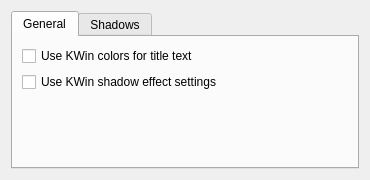
KDE/smaragd, file src/config/kwin_smaragd_dialog.ui: the form before one commit.
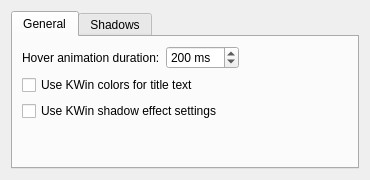
The form after the commit. Custom widgets are drawn as their Qt base class.

Commit message: Add simple hover animation

```diff
--- a/src/config/kwin_smaragd_dialog.ui
+++ b/src/config/kwin_smaragd_dialog.ui
@@ -20,34 +20,47 @@
       <attribute name="title">
        <string>General</string>
       </attribute>
-      <layout class="QVBoxLayout" name="verticalLayout_3">
-       <item>
+      <layout class="QFormLayout" name="formLayout_3">
+       <property name="fieldGrowthPolicy">
+        <enum>QFormLayout::ExpandingFieldsGrow</enum>
+       </property>
+       <item row="1" column="0">
+        <widget class="QLabel" name="label_9">
+         <property name="text">
+          <string>Hover animation duration:</string>
+         </property>
+        </widget>
+       </item>
+       <item row="1" column="1">
+        <widget class="QSpinBox" name="cm_HoverDuration">
+         <property name="suffix">
+          <string> ms</string>
+         </property>
+         <property name="maximum">
+          <number>1990</number>
+         </property>
+         <property name="singleStep">
+          <number>10</number>
+         </property>
+         <property name="value">
+          <number>200</number>
+         </property>
+        </widget>
+       </item>
+       <item row="2" column="0" colspan="2">
         <widget class="QCheckBox" name="cm_UseKWinTextColors">
          <property name="text">
           <string>Use KWin colors for title text</string>
          </property>
         </widget>
        </item>
-       <item>
+       <item row="3" column="0" colspan="2">
         <widget class="QCheckBox" name="cm_UseKWinShadows">
          <property name="text">
           <string>Use KWin shadow effect settings</string>
          </property>
         </widget>
        </item>
-       <item>
-        <spacer name="verticalSpacer">
-         <property name="orientation">
-          <enum>Qt::Vertical</enum>
-         </property>
-         <property name="sizeHint" stdset="0">
-          <size>
-           <width>20</width>
-           <height>40</height>
-          </size>
-         </property>
-        </spacer>
-       </item>
       </layout>
      </widget>
      <widget class="QWidget" name="tab_2">
```
Left out of the diff: 1 changed line with no effect on the pictures. The commit also changes 3 other files.
